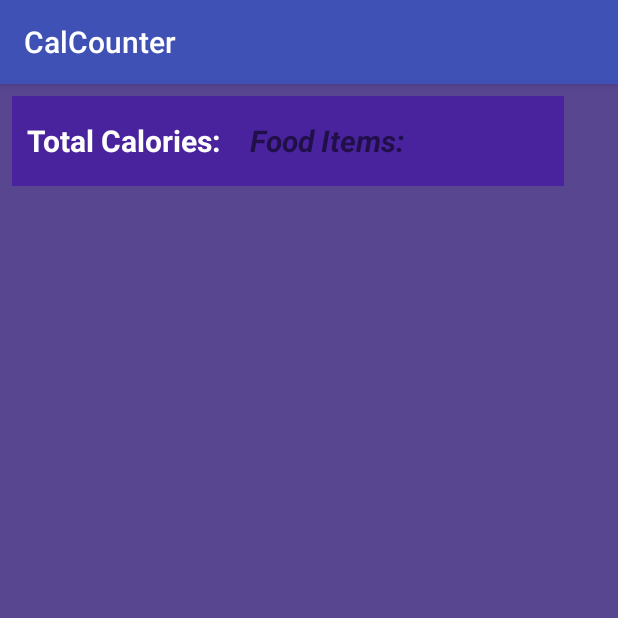
After one commit to harrisflourentzos/CalCounter, an Android app: the DisplayFoods screen opened directly, with no data from a screen before it, on a phone screen of 412 x 824 dp, the top half of it. The commit adds this screen. Run offline under Robolectric (Android 15) with nearby library versions, the phone set to English and light mode, and no system bars.

Commit message:
activity_display_foods.xml populated

```diff
--- a/app/src/main/AndroidManifest.xml
+++ b/app/src/main/AndroidManifest.xml
@@ -16,6 +16,7 @@
                 <category android:name="android.intent.category.LAUNCHER" />
             </intent-filter>
         </activity>
+        <activity android:name=".DisplayFoods"></activity>
     </application>
 
 </manifest>
--- /dev/null
+++ b/app/src/main/java/app/calcounterapplication/com/calcounter/DisplayFoods.java
@@ -0,0 +1,13 @@
+package app.calcounterapplication.com.calcounter;
+
+import android.support.v7.app.AppCompatActivity;
+import android.os.Bundle;
+
+public class DisplayFoods extends AppCompatActivity {
+
+    @Override
+    protected void onCreate(Bundle savedInstanceState) {
+        super.onCreate(savedInstanceState);
+        setContentView(R.layout.activity_display_foods);
+    }
+}
--- /dev/null
+++ b/app/src/main/res/layout/activity_display_foods.xml
@@ -0,0 +1,66 @@
+<?xml version="1.0" encoding="utf-8"?>
+<android.support.constraint.ConstraintLayout
+    xmlns:android="http://schemas.android.com/apk/res/android"
+    xmlns:app="http://schemas.android.com/apk/res-auto"
+    xmlns:tools="http://schemas.android.com/tools"
+    android:background="#584691"
+    android:layout_width="match_parent"
+    android:layout_height="match_parent"
+    tools:context="app.calcounterapplication.com.calcounter.DisplayFoods">
+
+    <LinearLayout
+        android:orientation="horizontal"
+        android:paddingLeft="10dp"
+        android:gravity="left|center"
+        android:background="#49229e"
+        android:layout_width="368dp"
+        android:layout_height="60dp"
+        android:layout_marginRight="8dp"
+        app:layout_constraintRight_toRightOf="parent"
+        android:layout_marginLeft="8dp"
+        app:layout_constraintLeft_toLeftOf="parent"
+        app:layout_constraintHorizontal_bias="0.0"
+        app:layout_constraintTop_toTopOf="parent"
+        android:layout_marginTop="8dp"
+        android:id="@+id/linearLayout">
+
+        <TextView
+            android:id="@+id/displayFoodsTotalCalId"
+            android:textStyle="bold"
+            android:textSize="20sp"
+            android:textColor="#fdfdfc"
+            android:text="@string/display_foods_totalCalories"
+            android:layout_width="wrap_content"
+            android:layout_height="wrap_content" />
+
+        <TextView
+            android:id="@+id/displayFoodsCalResultId"
+            android:textStyle="bold"
+            android:textSize="20sp"
+            android:paddingLeft="10dp"
+            android:textColor="#fdfdfc"
+            android:layout_width="wrap_content"
+            android:layout_height="wrap_content" />
+
+        <TextView
+            android:id="@+id/displayFoodsFoodItemsId"
+            android:text="@string/display_foods_foodItems"
+            android:paddingLeft="10dp"
+            android:textSize="20sp"
+            android:textStyle="bold|italic"
+            android:layout_width="wrap_content"
+            android:layout_height="wrap_content" />
+
+    </LinearLayout>
+
+    <ListView
+        android:id="@+id/displayFoodsListViewId"
+        android:layout_width="wrap_content"
+        android:layout_height="wrap_content"
+        app:layout_constraintLeft_toLeftOf="parent"
+        app:layout_constraintRight_toRightOf="parent"
+        android:layout_marginTop="8dp"
+        app:layout_constraintTop_toBottomOf="@+id/linearLayout">
+    </ListView>
+
+</android.support.constraint.ConstraintLayout>
--- a/app/src/main/res/layout/activity_main.xml
+++ b/app/src/main/res/layout/activity_main.xml
@@ -4,7 +4,7 @@
     xmlns:tools="http://schemas.android.com/tools"
     android:layout_width="match_parent"
     android:layout_height="match_parent"
-    android:background="#82cd50"
+    android:background="#584691"
     tools:context="app.calcounterapplication.com.calcounter.MainActivity">
 
     <TextView
--- a/app/src/main/res/values/strings.xml
+++ b/app/src/main/res/values/strings.xml
@@ -5,4 +5,8 @@
     <string name="main_cal">How many calories?</string>
     <string name="main_button">Submit</string>
 
+    <string name="display_foods_totalCalories">Total Calories:</string>
+    <string name="display_foods_foodItems">Food Items:</string>
+
+
 </resources>
```
